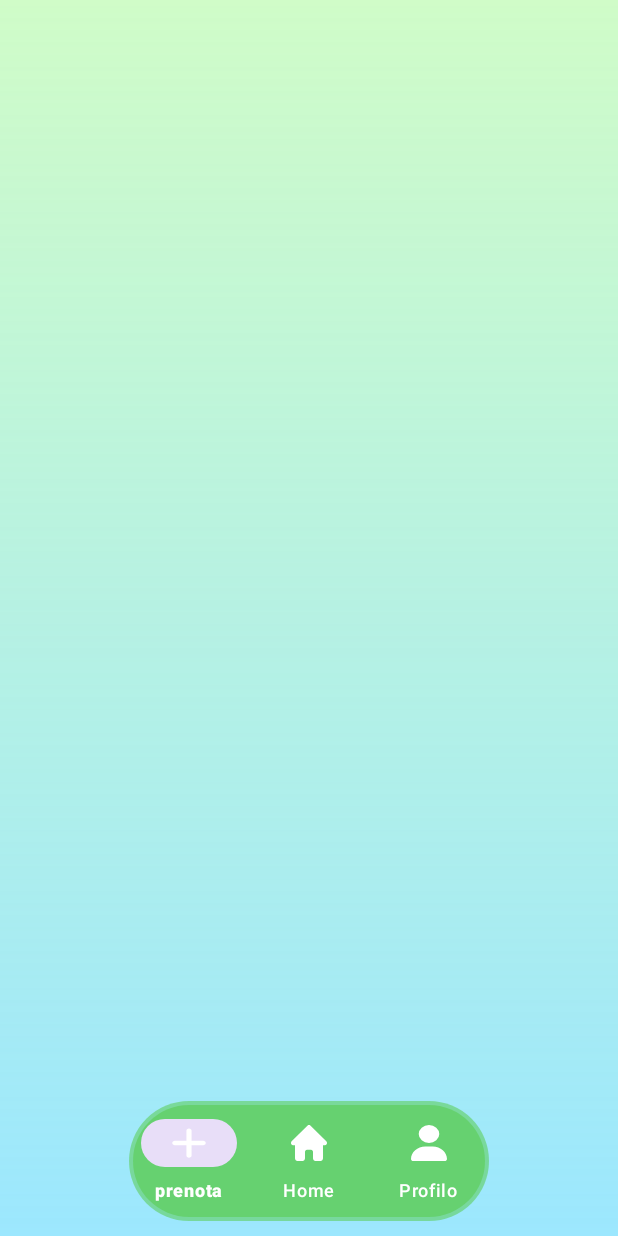
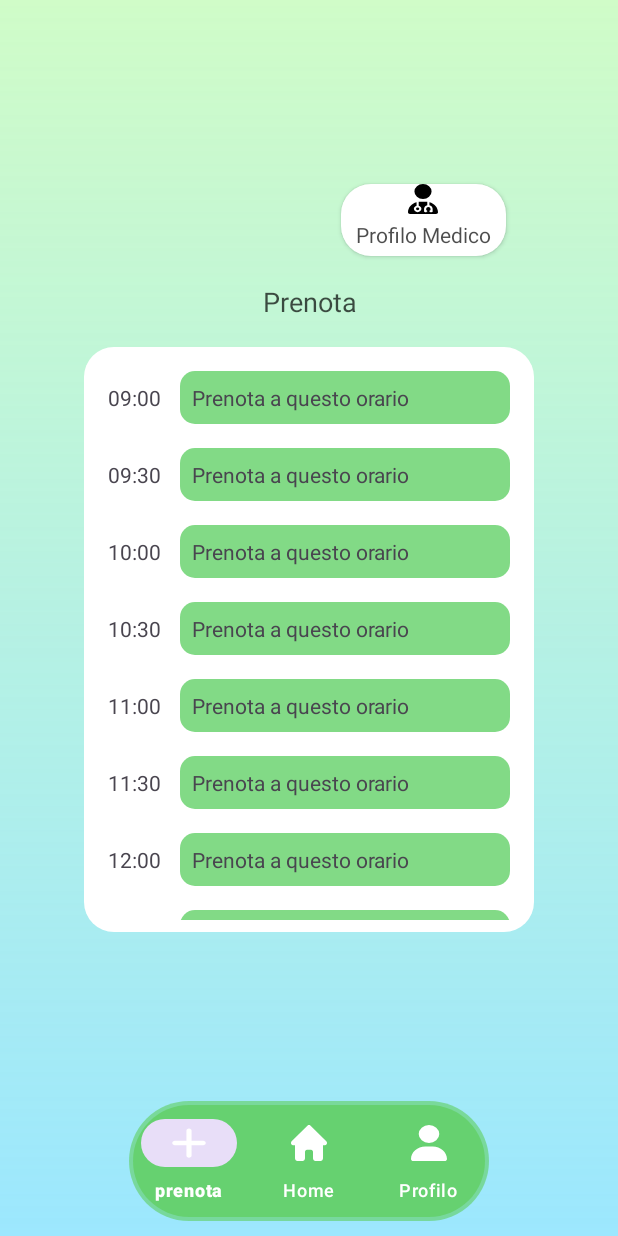
Before and after one commit to Skeitt/DocDoc, an Android app: the MainActivity screen opened directly, with no data from a screen before it, on a phone screen of 412 x 824 dp. Run offline under Robolectric (Android 15) with nearby library versions, the phone set to English and light mode, and no system bars; our stand-ins replace Firebase (no records; nobody signed in at launch, a user with empty details on screens opened directly); 4 statements that could not run were skipped.

Commit message:
fragment home completo

```diff
--- a/app/src/main/java/com/example/docdoc/repository/FirestoreRepository.kt
+++ b/app/src/main/java/com/example/docdoc/repository/FirestoreRepository.kt
@@ -3,12 +3,13 @@ package com.example.docdoc.repository
 import com.example.docdoc.model.Utente
 import com.google.android.gms.tasks.Task
 import com.google.firebase.firestore.DocumentSnapshot
+import com.google.firebase.firestore.Query
 import com.google.firebase.firestore.QuerySnapshot
 import com.google.firebase.firestore.ktx.firestore
 import com.google.firebase.ktx.Firebase
 
 class FirestoreRepository {
-    private val db = Firebase.firestore
+    val db = Firebase.firestore
 
     private val USERS_COLLECTION = "users"
     private val BOOKING_COLLECTION = "prenotazioni"
@@ -24,8 +25,9 @@ class FirestoreRepository {
      * @brief Questa funzione restituisce la lista dei medici registrati
      * @return rstituisce un document nel caso di successo oppure una exception
      */
-    fun getDoctorList(): Task<QuerySnapshot> {
-        return db.collection(USERS_COLLECTION).whereEqualTo("ruolo", "Medico").get()
+    fun getDoctorList(): Query {
+        return db.collection(USERS_COLLECTION)
+            .whereEqualTo("ruolo", "Medico")
     }
 
     /**
@@ -39,9 +41,10 @@ class FirestoreRepository {
     /**
      * @brief Questa funzione effettua una query per ottenere tutte le prenotazioni in un determinato giorno
      * @param giorno indica il giorno della prenotazione
-     * @return restituisce una lista delle prenotazioni
+     * @return Restituisce un oggetto di tipo Query
      */
-    fun getPrenotazioniPerGiorno(giorno: String): Task<QuerySnapshot> {
-        return db.collection(BOOKING_COLLECTION).whereEqualTo("data", giorno).get()
+    fun getPrenotazioniPerGiorno(giorno: String): Query {
+        return db.collection(BOOKING_COLLECTION)
+            .whereEqualTo("data", giorno)
     }
 }
--- a/app/src/main/java/com/example/docdoc/repository/UtenteRepository.kt
+++ b/app/src/main/java/com/example/docdoc/repository/UtenteRepository.kt
@@ -4,6 +4,7 @@ import com.example.docdoc.model.Utente
 import com.google.android.gms.tasks.Task
 import com.google.firebase.auth.ktx.auth
 import com.google.firebase.firestore.DocumentSnapshot
+import com.google.firebase.firestore.Query
 import com.google.firebase.firestore.ktx.firestore
 import com.google.firebase.ktx.Firebase
 
@@ -23,4 +24,9 @@ class UtenteRepository {
     fun getUser(userId: String): Task<DocumentSnapshot> {
         return  db.collection(USERS_COLLECTION).document(userId).get()
     }
+
+    fun getListaPazienti(): Query {
+        return db.collection(USERS_COLLECTION)
+            .whereEqualTo("ruolo", "Paziente")
+    }
 }
--- a/app/src/main/java/com/example/docdoc/util/PrenotazioniUtil.kt
+++ b/app/src/main/java/com/example/docdoc/util/PrenotazioniUtil.kt
@@ -21,7 +21,7 @@ class PrenotazioniUtil {
             "16:30" to 13,
         )
 
-        fun creaListaPrenotazioni(): ArrayList<Prenotazione> {
+        fun creaSlotPrenotazioni(): ArrayList<Prenotazione> {
             var lista = ArrayList<Prenotazione>()
             for (i in 9..12) {
                 lista.add(Prenotazione(orario = String.format("%02d:00", i)))
@@ -45,5 +45,19 @@ class PrenotazioniUtil {
                 ore.toInt() * 60 + minuti.toInt()
             })
         }
+
+        fun calcolaSlotDisponibili(listaPrenotazioni : ArrayList<Prenotazione>) : ArrayList<Prenotazione>
+        {
+            var slotDisponibili: ArrayList<Prenotazione> = creaSlotPrenotazioni()
+            for (prenotazione in listaPrenotazioni)
+            {
+                slotDisponibili.removeIf {
+                    it.orario == prenotazione.orario
+                }
+            }
+
+            return slotDisponibili
+        }
+
     }
 }
--- a/app/src/main/java/com/example/docdoc/view/adapter/BookingListAdapter.kt
+++ b/app/src/main/java/com/example/docdoc/view/adapter/BookingListAdapter.kt
@@ -21,8 +21,8 @@ class BookingListAdapter(private val bookingList: List<Prenotazione>, private va
         val currentItem = bookingList[position]
         holder.rvOrario.text = currentItem.orario
         if(currentItem.nomePaziente != null && currentItem.cognomePaziente != null){
-            val desc = currentItem.nomePaziente + " " + currentItem.cognomePaziente
-            holder.rvSlotDesc.text = desc
+            val text = currentItem.nomePaziente + " " + currentItem.cognomePaziente
+            holder.rvSlotDesc.text = text
         }
 
         holder.itemView.setOnClickListener{
--- a/app/src/main/java/com/example/docdoc/view/adapter/DoctorListAdapter.kt
+++ b/app/src/main/java/com/example/docdoc/view/adapter/UserListAdapter.kt
@@ -1,6 +1,5 @@
 package com.example.docdoc.adapter
 
-import android.util.Log
 import android.view.LayoutInflater
 import android.view.View
 import android.view.ViewGroup
@@ -9,12 +8,12 @@ import androidx.recyclerview.widget.RecyclerView
 import com.example.docdoc.R
 import com.example.docdoc.model.Utente
 
-class DoctorListAdapter(private val dataList: List<Utente>): RecyclerView.Adapter<DoctorListAdapter.ViewHolderClass>() {
+class UserListAdapter(private val dataList: List<Utente>): RecyclerView.Adapter<UserListAdapter.ViewHolderClass>() {
 
     var onItemClick: ((Utente) -> Unit)? = null
 
     override fun onCreateViewHolder(parent: ViewGroup, viewType: Int): ViewHolderClass {
-        val itemView = LayoutInflater.from(parent.context).inflate(R.layout.item_list_medico, parent, false)
+        val itemView = LayoutInflater.from(parent.context).inflate(R.layout.item_list_user, parent, false)
         return ViewHolderClass(itemView)
     }
 
--- /dev/null
+++ b/app/src/main/java/com/example/docdoc/view/fragment/FragmentHome.kt
@@ -0,0 +1,182 @@
+package com.example.docdoc.view.fragment
+
+import android.os.Bundle
+import android.view.LayoutInflater
+import android.view.View
+import android.view.ViewGroup
+import android.widget.SearchView
+import androidx.fragment.app.Fragment
+import androidx.fragment.app.viewModels
+import androidx.recyclerview.widget.LinearLayoutManager
+import androidx.recyclerview.widget.RecyclerView
+import com.example.docdoc.R
+import com.example.docdoc.adapter.UserListAdapter
+import com.example.docdoc.databinding.FragmentHomeBinding
+import com.example.docdoc.model.Prenotazione
+import com.example.docdoc.model.Utente
+import com.example.docdoc.util.PrenotazioniUtil.Companion.calcolaSlotDisponibili
+import com.example.docdoc.view.adapter.BookingListAdapter
+import com.example.docdoc.viewmodel.UtenteViewModel
+
+class FragmentHome : Fragment() {
+
+    private lateinit var binding: FragmentHomeBinding
+    private lateinit var bookingRecyclerView: RecyclerView
+    private lateinit var bookingList: ArrayList<Prenotazione>
+    private lateinit var bookingListAdapter: BookingListAdapter
+
+    private lateinit var searchView: SearchView
+    private lateinit var pazientiRecyclerView: RecyclerView
+    private lateinit var searchList: ArrayList<Utente>
+    private lateinit var pazienteListAdapter: UserListAdapter
+
+    private val viewModel: UtenteViewModel by viewModels({ requireActivity() })
+    override fun onCreateView(
+        inflater: LayoutInflater, container: ViewGroup?,
+        savedInstanceState: Bundle?
+    ): View? {
+        val isMedico = viewModel.currentUser.value?.medico!!
+
+        binding = FragmentHomeBinding.inflate(inflater, container, false)
+
+        // vengono impostate le varie View in base al ruolo dell'utente
+        initView(isMedico)
+
+        // recyclerView per la lista delle prenotazioni
+        bookingRecyclerView = binding.listaSlotOrari
+        bookingRecyclerView.layoutManager = LinearLayoutManager(requireContext())
+        bookingRecyclerView.setHasFixedSize(true)
+
+        // recyclerView per la lista dei pazienti
+        pazientiRecyclerView = binding.listaPazienti
+        searchView = binding.searchPaziente
+        pazientiRecyclerView.layoutManager = LinearLayoutManager(requireContext())
+        pazientiRecyclerView.setHasFixedSize(true)
+
+        /** PRENOTAZIONI */
+        // creo il dataset di prenotazioni
+        bookingList = arrayListOf<Prenotazione>()
+
+        // imposto l'adapter e lo lego al dataset delle prenotazioni
+        bookingListAdapter = BookingListAdapter(
+            bookingList = bookingList,
+            isMedico = isMedico
+        )
+        bookingRecyclerView.adapter = bookingListAdapter
+
+        viewModel.listaPrenotazioni.observe(viewLifecycleOwner){listaPrenotazioni ->
+            onListChange(listaPrenotazioni, isMedico)
+        }
+        setOnViewChange(isMedico)
+
+        /** RICERCA DEI PAZIENTI */
+        searchList = arrayListOf<Utente>()
+
+        pazienteListAdapter = UserListAdapter(
+            searchList
+        )
+        pazientiRecyclerView.adapter = pazienteListAdapter
+
+        setSearchingAlgo()
+        setOsservatorePazienti()
+
+        return binding.root
+    }
+
+    private fun onListChange(listaPrenotazioni: ArrayList<Prenotazione>, isMedico: Boolean)
+    {
+        listaPrenotazioni?.let {
+            bookingList.clear()
+            if(isMedico){
+                bookingList.addAll(listaPrenotazioni)
+            }
+            else{
+                bookingList.addAll(calcolaSlotDisponibili(listaPrenotazioni))
+            }
+        }
+        bookingListAdapter.notifyDataSetChanged()
+    }
+
+    private fun setOnViewChange(isMedico: Boolean)
+    {
+        bookingListAdapter.onItemClick = {prenotazione ->
+            if(isMedico)
+            {
+                // TODO: Apri la pagina nuova prenotazione con inserito l'orario
+            }
+            else
+            {
+                // TODO: Apri la pagina visualizza prenotazione
+            }
+        }
+        binding.buttonProfiloMedico.setOnClickListener(goToDoctorProfile(viewModel.currentUser.value?.uidMedico!!))
+
+        pazienteListAdapter.onItemClick = {paziente ->
+            val text = paziente.nome + " " + paziente.cognome
+            searchView.setQuery(text, false)
+            // TODO: Apri visualizza paziente
+        }
+    }
+
+    private fun initView(isMedico: Boolean)
+    {
+        binding.recyclerViewTitle.text = if (isMedico) "Prenotazioni Odierne" else "Prenota"
+        binding.buttonProfiloMedico.visibility = if(isMedico) View.INVISIBLE else View.VISIBLE
+        binding.searchPaziente.visibility = if(isMedico) View.VISIBLE else View.INVISIBLE
+        binding.listaPazienti.visibility = if(isMedico) View.VISIBLE else View.GONE
+    }
+
+    private fun goToDoctorProfile(uidMedico: String): View.OnClickListener?{
+        return View.OnClickListener {
+            viewModel.getUser(uidMedico)
+            requireActivity().supportFragmentManager.beginTransaction()
+                .replace(R.id.fragment_container, FragmentProfiloMedico())
+                .commit()
+        }
+    }
+
+    private fun setSearchingAlgo(){
+        searchView.clearFocus()
+        searchView.setOnQueryTextListener(object : SearchView.OnQueryTextListener{
+
+            override fun onQueryTextSubmit(query: String?): Boolean {
+                searchView.clearFocus()
+                return true
+            }
+
+            override fun onQueryTextChange(newText: String?): Boolean {
+                searchList.clear()
+                val searchText = newText!!.lowercase()
+                if (searchText.isNotEmpty()) {
+                    viewModel.pazienti.value?.forEach {
+                        if (it.nome!!.lowercase()
+                                .contains(searchText) ||
+                            it.cognome!!.lowercase()
+                                .contains(searchText)
+                        ) {
+                            searchList.add(it)
+                        }
+                    }
+                    pazienteListAdapter.notifyDataSetChanged()
+                } else {
+                    searchList.clear()
+                    searchList.addAll(viewModel.pazienti.value!!)
+                    pazienteListAdapter.notifyDataSetChanged()
+                }
+                return false
+            }
+        })
+    }
+
+    private fun setOsservatorePazienti()
+    {
+        // Quando la lista dei medici nel viewmodel varia, l'osservatore viene notificato e
+        // cambia la lista degi medici
+        viewModel.pazienti.observe(viewLifecycleOwner) { listaPazienti ->
+            listaPazienti?.let {
+                searchList.addAll(listaPazienti)
+            }
+            pazienteListAdapter.notifyDataSetChanged()
+        }
+    }
+}
--- a/app/src/main/java/com/example/docdoc/view/fragment/FragmentReg2.kt
+++ b/app/src/main/java/com/example/docdoc/view/fragment/FragmentReg2.kt
@@ -94,6 +94,7 @@ class FragmentReg2 : Fragment() {
             }
             else {
                 viewModel.setMedico()
+                viewModel.getListaMedici()
                 findNavController().navigate(R.id.action_fragment2_to_fragment2Med)
             }
         }
--- a/app/src/main/java/com/example/docdoc/viewmodel/UtenteViewModel.kt
+++ b/app/src/main/java/com/example/docdoc/viewmodel/UtenteViewModel.kt
@@ -1,5 +1,7 @@
 package com.example.docdoc.viewmodel
 
+import android.util.Log
+import android.widget.Toast
 import androidx.lifecycle.LiveData
 import androidx.lifecycle.MutableLiveData
 import androidx.lifecycle.ViewModel
@@ -10,6 +12,7 @@ import com.example.docdoc.repository.FirestoreRepository
 import com.example.docdoc.repository.UtenteRepository
 import com.example.docdoc.uistate.UtenteUiState
 import com.example.docdoc.util.PrenotazioniUtil.Companion.ordinaListaPerOrario
+import com.google.firebase.firestore.QuerySnapshot
 import com.google.firebase.firestore.toObject
 import kotlinx.coroutines.flow.MutableStateFlow
 import kotlinx.coroutines.flow.StateFlow
@@ -33,6 +36,9 @@ class UtenteViewModel : ViewModel() {
     private val _listaPrenotazioni = MutableLiveData<ArrayList<Prenotazione>>()
     val listaPrenotazioni: LiveData<ArrayList<Prenotazione>> get() = _listaPrenotazioni
 
+    // pazienti
+    private val _pazienti = MutableLiveData<ArrayList<Utente>>()
+    val pazienti: LiveData<ArrayList<Utente>> get() = _pazienti
 
     // StateFlow per la gestione dello stato dei dati dell'utente
     private val _uiState = MutableStateFlow(UtenteUiState())
@@ -40,6 +46,7 @@ class UtenteViewModel : ViewModel() {
 
     init {
         getPrenotazioniPerGiorno(giorno = "2024-05-31")
+        getListaPazienti()
     }
 
     /** @brief funzione che aggiorna il LiveData currentUser una volta che recupera l'utente nel Database */
@@ -77,7 +84,43 @@ class UtenteViewModel : ViewModel() {
      */
     fun getPrenotazioniPerGiorno(giorno : String){
         firestoreRepository.getPrenotazioniPerGiorno(giorno)
-            .addOnSuccessListener { documents ->
+            // lo snapshotlistener permette di osservare continuamente i risultati
+            .addSnapshotListener { documents, _->
+                if (documents != null) {
+                    // cambia la lista delle prenotazioni
+                    setListaPrenotazioni(ordinaListaPerOrario(parsePrenotazioni(documents)))
+                }
+            }
+    }
+
+    fun getListaPazienti()
+    {
+        utenteRepository.getListaPazienti()
+            .addSnapshotListener{ documents, _->
+                if(documents != null)
+                {
+                    // aggiorno la lista dei pazienti
+                    setListaPazienti(parseUtenti(documents))
+                }
+            }
+    }
+
+    private fun setListaPrenotazioni(lista: ArrayList<Prenotazione>){
+        _listaPrenotazioni.value = (_listaPrenotazioni.value ?: arrayListOf()).apply {
+            clear()
+            addAll(lista)
+        }
+    }
+
+    private fun setListaPazienti(lista: ArrayList<Utente>){
+        _pazienti.value = (_pazienti.value ?: arrayListOf()).apply {
+            clear()
+            addAll(lista)
+        }
+    }
+
+    private fun parsePrenotazioni(documents: QuerySnapshot): ArrayList<Prenotazione>
+    {
         val bookingList = ArrayList<Prenotazione>()
         for (document in documents) {
             val prenotazione = Prenotazione(
@@ -90,17 +133,23 @@ class UtenteViewModel : ViewModel() {
             )
             bookingList.add(prenotazione)
         }
-                // cambia la lista delle prenotazioni
-                setListaPrenotazioni(ordinaListaPerOrario(bookingList))
-            }
-            // TODO: aggiungere l'onfailureListener
+        return bookingList
     }
 
-    fun setListaPrenotazioni(lista: ArrayList<Prenotazione>){
-        _listaPrenotazioni.value = (_listaPrenotazioni.value ?: arrayListOf()).apply {
-            clear()
-            addAll(lista)
+    private fun parseUtenti(documents: QuerySnapshot) :ArrayList<Utente>
+    {
+        val listaPazienti = ArrayList<Utente>()
+        for(document in documents)
+        {
+            val utente = Utente(
+                uid = document.id,
+                nome = document.data["nome"] as String?,
+                cognome = document.data["cognome"] as String?,
+                indirizzo = document.data["indirizzo"] as String?
+            )
+        listaPazienti.add(utente)
         }
+        return listaPazienti
     }
 
 }
--- a/app/src/main/res/layout/activity_main.xml
+++ b/app/src/main/res/layout/activity_main.xml
@@ -8,35 +8,6 @@
     android:background="@drawable/gradient_background"
     tools:context=".view.activity.MainActivity">
 
-    <android.widget.Button
-        android:id="@+id/button_profilo_medico"
-        style="@style/style_Button.aggiungiEvento"
-        android:layout_width="wrap_content"
-        android:layout_height="wrap_content"
-        android:drawableTop="@drawable/ic_doctor"
-        android:text="@string/profilo_medico"
-        android:visibility="invisible"
-        android:textColor="@color/black70"
-        android:layout_marginTop="10dp"
-        app:layout_constraintTop_toTopOf="parent"
-        app:layout_constraintEnd_toEndOf="parent"
-        app:layout_constraintHorizontal_bias="0.9"
-        app:layout_constraintStart_toStartOf="parent" />
-
-    <android.widget.SearchView
-        android:id="@+id/search_paziente"
-        android:layout_width="240dp"
-        android:layout_height="wrap_content"
-        android:queryHint="@string/cerca_paziente"
-        android:visibility="invisible"
-        android:background="@drawable/rounded_rectangle"
-        android:layout_marginTop="10dp"
-
-        app:layout_constraintEnd_toEndOf="parent"
-        app:layout_constraintStart_toStartOf="parent"
-        app:layout_constraintTop_toTopOf="parent"/>
-
-
     <androidx.fragment.app.FragmentContainerView
         android:id="@+id/fragment_container"
         android:layout_width="wrap_content"
@@ -45,7 +16,7 @@
         app:layout_constraintEnd_toEndOf="parent"
         app:layout_constraintStart_toStartOf="parent"
         app:layout_constraintTop_toTopOf="parent"
-        app:layout_constraintBottom_toBottomOf="parent" />
+        app:layout_constraintBottom_toTopOf="@id/menu_inferiore" />
 
     <com.google.android.material.bottomnavigation.BottomNavigationView
         android:id="@+id/menu_inferiore"
--- a/app/src/main/res/layout/activity_registrati.xml
+++ b/app/src/main/res/layout/activity_registrati.xml
@@ -20,6 +20,7 @@
             android:id="@+id/logo"
             android:layout_width="150dp"
             android:layout_height="150dp"
+            android:layout_marginTop="150dp"
             android:background="@drawable/logo"
             app:layout_constraintEnd_toEndOf="parent"
             app:layout_constraintStart_toStartOf="parent"
--- /dev/null
+++ b/app/src/main/res/layout/fragment_home.xml
@@ -0,0 +1,79 @@
+<?xml version="1.0" encoding="utf-8"?>
+<androidx.constraintlayout.widget.ConstraintLayout xmlns:android="http://schemas.android.com/apk/res/android"
+    android:layout_width="match_parent"
+    android:layout_height="match_parent"
+    xmlns:app="http://schemas.android.com/apk/res-auto">
+
+    <android.widget.Button
+        android:id="@+id/button_profilo_medico"
+        style="@style/style_Button.aggiungiEvento"
+        android:layout_width="wrap_content"
+        android:layout_height="wrap_content"
+        android:drawableTop="@drawable/ic_doctor"
+        android:text="@string/profilo_medico"
+        android:visibility="invisible"
+        android:textColor="@color/black70"
+        android:layout_marginTop="10dp"
+        app:layout_constraintTop_toTopOf="parent"
+        app:layout_constraintEnd_toEndOf="parent"
+        app:layout_constraintHorizontal_bias="0.9"
+        app:layout_constraintStart_toStartOf="parent" />
+
+    <android.widget.SearchView
+        android:id="@+id/search_paziente"
+        android:layout_width="240dp"
+        android:layout_height="wrap_content"
+        android:queryHint="@string/cerca_paziente"
+        android:visibility="invisible"
+        android:layout_marginTop="10dp"
+        android:iconifiedByDefault="false"
+        android:queryBackground="@null"
+        android:background="@drawable/rounded_rectangle"
+
+        app:layout_constraintEnd_toEndOf="parent"
+        app:layout_constraintStart_toStartOf="parent"
+        app:layout_constraintTop_toTopOf="parent"/>
+
+    <androidx.recyclerview.widget.RecyclerView
+        android:id="@+id/lista_pazienti"
+        android:visibility="gone"
+        android:layout_width="240dp"
+        android:layout_height="100dp"
+        android:layout_marginTop="10dp"
+        android:padding="8dp"
+        android:background="@drawable/rounded_rectangle"
+
+        app:layout_constraintTop_toBottomOf="@id/search_paziente"
+        app:layout_constraintStart_toStartOf="parent"
+        app:layout_constraintEnd_toEndOf="parent"/>
+
+    <TextView
+        android:layout_width="wrap_content"
+        android:layout_height="wrap_content"
+        android:id="@+id/recycler_view_title"
+        style="@style/style_Label"
+
+        android:text="@string/prenota"
+        app:layout_constraintEnd_toEndOf="parent"
+        app:layout_constraintStart_toStartOf="parent"
+        app:layout_constraintTop_toBottomOf="@id/lista_pazienti" />
+
+    <FrameLayout
+        android:layout_width="wrap_content"
+        android:layout_height="400dp"
+        app:layout_constraintTop_toBottomOf="@id/recycler_view_title"
+        app:layout_constraintEnd_toEndOf="parent"
+        app:layout_constraintStart_toStartOf="parent">
+
+        <androidx.recyclerview.widget.RecyclerView
+            android:id="@+id/lista_slot_orari"
+            android:layout_width="300dp"
+            android:layout_height="wrap_content"
+            android:layout_marginTop="10dp"
+            android:padding="8dp"
+            android:background="@drawable/rounded_rectangle"
+
+             />
+    </FrameLayout>
+
+</androidx.constraintlayout.widget.ConstraintLayout>
--- a/app/src/main/res/layout/item_list_booking.xml
+++ b/app/src/main/res/layout/item_list_booking.xml
@@ -20,7 +20,7 @@
         android:layout_height="wrap_content"
         android:background="@drawable/rounded_rectangle_green"
         android:padding="8dp"
-        android:text="@string/prenota"
+        android:text="@string/prenota_a_questo_orario"
         />
 
 
--- a/app/src/main/res/values/strings.xml
+++ b/app/src/main/res/values/strings.xml
@@ -63,6 +63,7 @@
     <string name="inserisci_malattia">Inserisci una malattia&#8230;</string>
     <string name="inserisci_farmaco">Inserisci un farmaco&#8230;</string>
     <string name="cerca_paziente">Cerca un paziente&#8230;</string>
+    <string name="prenota_a_questo_orario">Prenota a questo orario</string>
 
     <!-- stringhe per radio button -->
     <string name="sono_paziente">Sono un paziente</string>
```
Also changed, not shown: app/src/main/java/com/example/docdoc/view/activity/MainActivity.kt (+3 -15 lines), app/src/main/java/com/example/docdoc/view/fragment/FragmentHomePaziente.kt (deleted, +0 -85 lines), app/src/main/java/com/example/docdoc/view/fragment/FragmentReg2Paz.kt (+55 -43 lines), app/src/main/java/com/example/docdoc/viewmodel/FormViewModel.kt (+36 -22 lines), app/src/main/res/layout/fragment_home_paziente.xml (deleted, +0 -20 lines), app/src/main/res/layout/item_list_user.xml (renamed from app/src/main/res/layout/item_list_medico.xml). Lines whose indentation alone changed are shown as unchanged.
